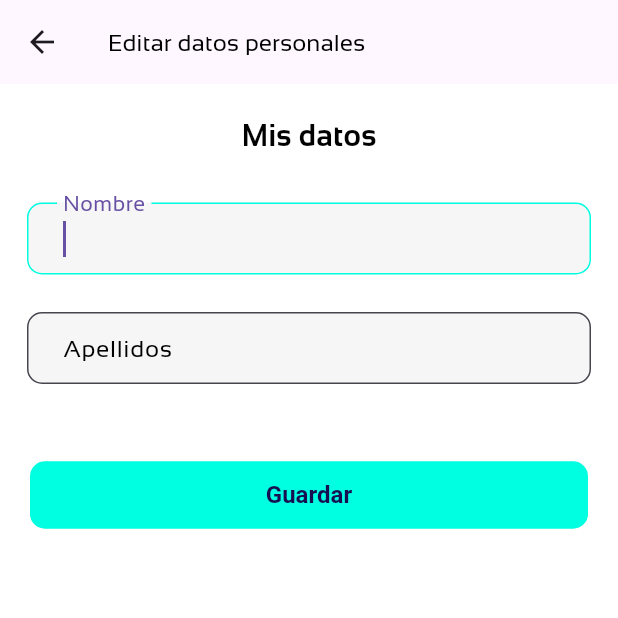
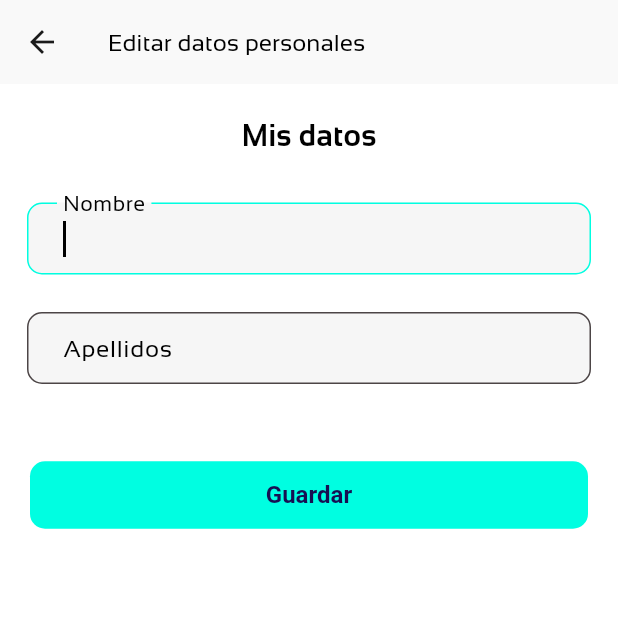
Before and after one commit to adanluna/parkx, a Flutter app: the PersonalDataUpdateScreen screen opened by its route, on a phone screen of 412 x 824 dp, the top half of it. Run offline on Flutter 3.47's test engine with Material 3 defaults, Android fonts, the phone set to English and light mode, and no system bars; drawn by our look-alikes of loader_overlay; our stand-ins replace carousel_slider, email_validator, flutter_easyloading, flutter_multi_formatter, flutter_pw_validator, flutter_secure_storage and 3 more; missing offline and left inert: flutter_stripe, otp_timer_button, qr_code_scanner; accounts and stored records are empty.

Commit message:
fix errores

```diff
--- a/lib/api/user_repository.dart
+++ b/lib/api/user_repository.dart
@@ -57,8 +57,6 @@ class UserRepository {
       'ciudad_id': ciudadId,
       'genero_id': generoId,*/
     });
-    //var user = User.fromJSON(data);
-    //AccountManager.instance.user = user;
     return true;
   }
 
--- a/lib/screens/auth/register_screen.dart
+++ b/lib/screens/auth/register_screen.dart
@@ -81,7 +81,8 @@ class _RegisterScreenState extends State<RegisterScreen> {
                                             controller: nombreController,
                                             style: AppTheme.theme.textTheme.bodyMedium,
                                             decoration: const InputDecoration(labelText: "Nombre(s)"),
-                                            keyboardType: TextInputType.name,
+                                            keyboardType: TextInputType.text,
+                                            textCapitalization: TextCapitalization.words,
                                             validator: (value) {
                                               if (value == null || value.isEmpty) {
                                                 return 'Proporciona tu nombre(s)';
@@ -96,7 +97,8 @@ class _RegisterScreenState extends State<RegisterScreen> {
                                             controller: apellidoController,
                                             style: AppTheme.theme.textTheme.bodyMedium,
                                             decoration: const InputDecoration(labelText: "Apellidos"),
-                                            keyboardType: TextInputType.name,
+                                            keyboardType: TextInputType.text,
+                                            textCapitalization: TextCapitalization.words,
                                             validator: (value) {
                                               if (value == null || value.isEmpty) {
                                                 return 'Proporciona tus apellidos';
--- a/lib/screens/profile/personal_data_update.dart
+++ b/lib/screens/profile/personal_data_update.dart
@@ -29,6 +29,13 @@ class _PersonalDataUpdateScreenState extends State<PersonalDataUpdateScreen> {
     nombreController.text = user.firstName;
     apellidosController.text = user.lastName;
     super.initState();
+  }
+
+  @override
+  void dispose() {
+    nombreController.dispose();
+    apellidosController.dispose();
+    super.dispose();
   }
 
   @override
@@ -64,6 +71,8 @@ class _PersonalDataUpdateScreenState extends State<PersonalDataUpdateScreen> {
                                 autofocus: true,
                                 controller: nombreController,
                                 style: AppTheme.theme.textTheme.bodyMedium,
+                                keyboardType: TextInputType.text,
+                                textCapitalization: TextCapitalization.words,
                                 decoration: const InputDecoration(labelText: "Nombre"),
                                 validator: (value) {
                                   if (value == null || value.isEmpty) {
@@ -79,7 +88,8 @@ class _PersonalDataUpdateScreenState extends State<PersonalDataUpdateScreen> {
                                 controller: apellidosController,
                                 style: AppTheme.theme.textTheme.bodyMedium,
                                 decoration: const InputDecoration(labelText: "Apellidos"),
-                                keyboardType: TextInputType.name,
+                                keyboardType: TextInputType.text,
+                                textCapitalization: TextCapitalization.words,
                                 validator: (value) {
                                   if (value == null || value.isEmpty) {
                                     return 'Proporciona tus apellidos';
--- a/lib/screens/wallet/wallet.dart
+++ b/lib/screens/wallet/wallet.dart
@@ -179,7 +179,7 @@ class _WalletScreenState extends State<WalletScreen> {
                                     crossAxisAlignment: CrossAxisAlignment.start,
                                     children: [
                                       Text(
-                                        '${card.brand.toUpperCase()} **** ${card.last4}',
+                                        '${card.brand.toUpperCase()}/****${card.last4}',
                                         style: const TextStyle(
                                             color: AppTheme.primaryColor, fontFamily: 'Roboto', fontSize: 13, fontWeight: FontWeight.bold),
                                       ),
--- a/lib/utils/app_theme.dart
+++ b/lib/utils/app_theme.dart
@@ -24,6 +24,39 @@ class AppTheme {
         TargetPlatform.iOS: _NoAnimationTransition(),
         // if you have more you can add them here
       }),
+      colorScheme: const ColorScheme(
+        brightness: Brightness.light,
+        primary: Color(0xff000000),
+        surfaceTint: Color(0xff5e5e5e),
+        onPrimary: Color(0xffffffff),
+        primaryContainer: Color(0xff262626),
+        onPrimaryContainer: Color(0xffb1b1b1),
+        secondary: Color(0xff5e5e5e),
+        onSecondary: Color(0xffffffff),
+        secondaryContainer: Color(0xffe6e6e6),
+        onSecondaryContainer: Color(0xff4a4a4a),
+        tertiary: Color(0xff000000),
+        onTertiary: Color(0xffffffff),
+        tertiaryContainer: Color(0xff262626),
+        onTertiaryContainer: Color(0xffb1b1b1),
+        error: Color(0xffba1a1a),
+        onError: Color(0xffffffff),
+        errorContainer: Color(0xffffdad6),
+        onErrorContainer: Color(0xff410002),
+        surface: Color(0xfff9f9f9),
+        onSurface: Color(0xff1b1b1b),
+        onSurfaceVariant: Color(0xff4c4546),
+        outline: Color(0xff7e7576),
+        outlineVariant: Color(0xffcfc4c5),
+        shadow: Color(0xff000000),
+        scrim: Color(0xff000000),
+        inverseSurface: Color(0xff303030),
+        inversePrimary: Color(0xffc6c6c6),
+        background: Colors.white,
+        onBackground: Colors.black,
+      ),
+      hintColor: Colors.black,
+      indicatorColor: Colors.black,
       splashColor: Colors.transparent,
       highlightColor: Colors.transparent,
       scaffoldBackgroundColor: Colors.white,
@@ -35,6 +68,11 @@ class AppTheme {
           indicator: BoxDecoration(),
           labelStyle: TextStyle(fontSize: 9),
           unselectedLabelStyle: TextStyle(fontSize: 9)),
+      textSelectionTheme: const TextSelectionThemeData(
+        cursorColor: Colors.black,
+        selectionHandleColor: Colors.grey,
+        selectionColor: Color.fromARGB(255, 221, 221, 221),
+      ),
       textTheme: const TextTheme(
           displayLarge: TextStyle(
             fontWeight: FontWeight.w400,
```
Also changed, not shown: lib/api/wallet_repository.dart (+11 -1 lines), 1 other file.
